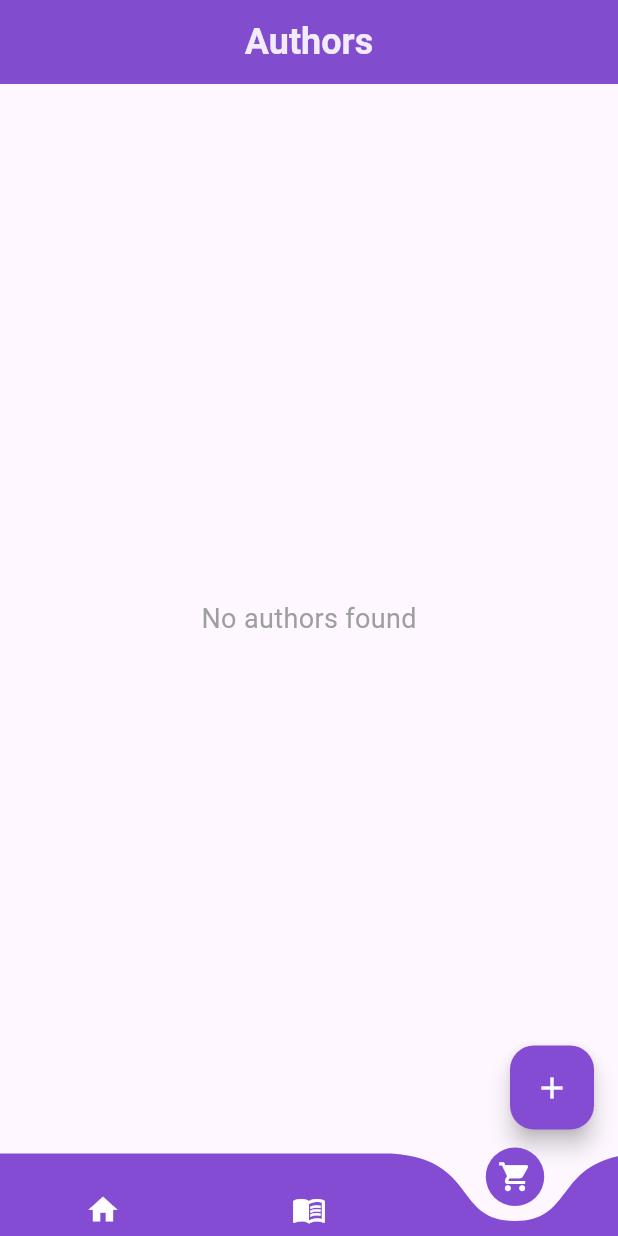
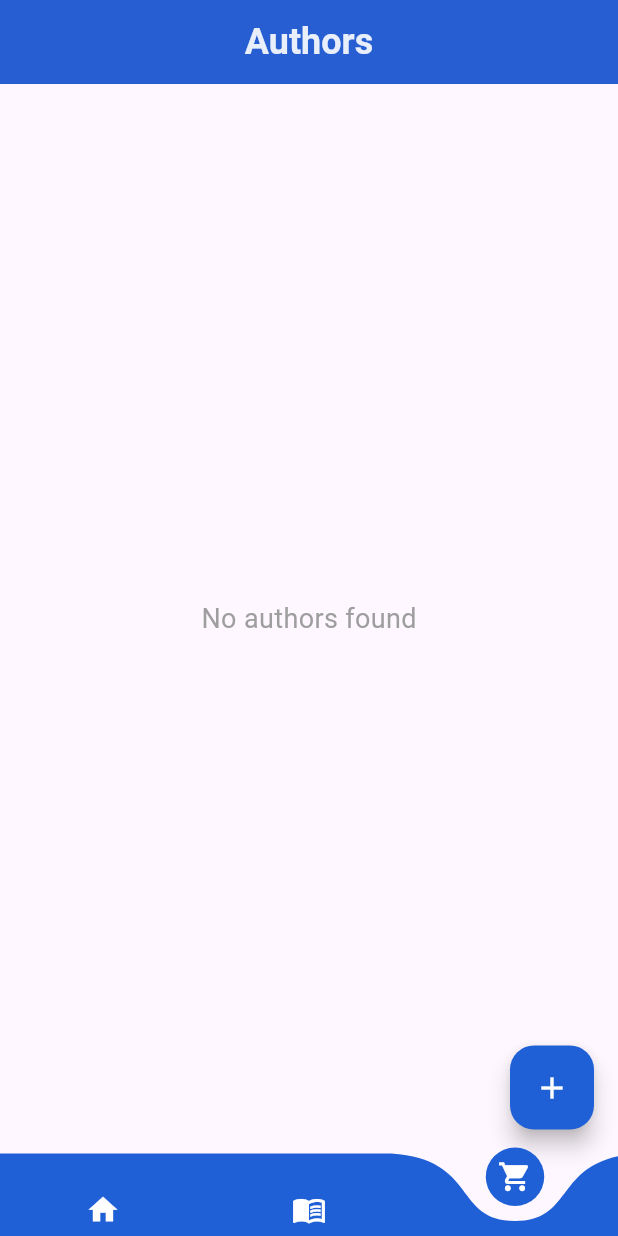
Before and after one commit to RahimALi12/bookstore-admin, a Flutter app: the screen it shows after launch, item 3 of the bottom bar chosen, on a phone screen of 412 x 824 dp. Run offline on Flutter 3.47's test engine with Material 3 defaults, Android fonts, the phone set to English and light mode, and no system bars; drawn by our look-alikes of curved_navigation_bar; our stand-ins replace cloud_firestore, file_picker, firebase_auth, firebase_core, get, google_fonts; accounts and stored records are empty.

Commit message:
admin new

```diff
--- a/lib/views/displayautscreen.dart
+++ b/lib/views/displayautscreen.dart
@@ -29,7 +29,7 @@ class _AuthorListScreenState extends State<AuthorListScreen> {
         ),
         centerTitle: true,
         backgroundColor:
-            const Color.fromARGB(255, 132, 76, 211), // Matches bottom nav theme
+            const Color.fromARGB(255, 32, 96, 214), // Matches bottom nav theme
         elevation: 5,
       ),
       body: Padding(
@@ -171,7 +171,7 @@ class _AuthorListScreenState extends State<AuthorListScreen> {
         onPressed: () {
           Get.to(const AddAuthorScreen());
         },
-        backgroundColor: const Color.fromARGB(255, 132, 76, 211),
+        backgroundColor: const Color.fromARGB(255, 32, 96, 214),
         child: const Icon(Icons.add, color: Colors.white),
         tooltip: "Create Author",
       ),
--- a/lib/views/homepage.dart
+++ b/lib/views/homepage.dart
@@ -29,7 +29,7 @@ class AdminHomePage extends StatelessWidget {
         ),
         centerTitle: true,
         elevation: 4,
-        backgroundColor: const Color.fromARGB(255, 132, 76, 211),
+        backgroundColor: const Color.fromARGB(255, 32, 96, 214),
       ),
       body: Padding(
         padding: const EdgeInsets.all(16.0),
@@ -108,7 +108,7 @@ class AdminHomePage extends StatelessWidget {
         children: [
           FloatingActionButton(
             heroTag: "addCategory",
-            backgroundColor: const Color.fromARGB(255, 132, 76, 211),
+            backgroundColor: const Color.fromARGB(255, 32, 96, 214),
             onPressed: () {
               Get.to(const AddCategoryScreen());
             },
@@ -121,7 +121,7 @@ class AdminHomePage extends StatelessWidget {
           const SizedBox(height: 10),
           FloatingActionButton(
             heroTag: "addAuthor",
-            backgroundColor: const Color.fromARGB(255, 132, 76, 211),
+            backgroundColor: const Color.fromARGB(255, 32, 96, 214),
             onPressed: () {
               Get.to(const AddAuthorScreen());
             },
--- a/lib/views/mainscreen.dart
+++ b/lib/views/mainscreen.dart
@@ -54,8 +54,8 @@ class _MainScreenState extends State<MainScreen> {
         index: _currentIndex, // Active index
         height: 55, // Navigation bar height
         backgroundColor: Colors.transparent, // Transparent to avoid overlap
-        color: const Color.fromARGB(255, 132, 76, 211), // Bar color
-        buttonBackgroundColor: const Color.fromARGB(255, 132, 76, 211),
+        color: const Color.fromARGB(255, 32, 96, 214), // Bar color
+        buttonBackgroundColor: const Color.fromARGB(255, 32, 96, 214),
         // Active icon background
         animationDuration:
             const Duration(milliseconds: 700), // Smooth animation
```
Also changed, not shown: lib/views/displaycatscreen.dart (+6 -5 lines), pubspec.lock, 1 other file.
